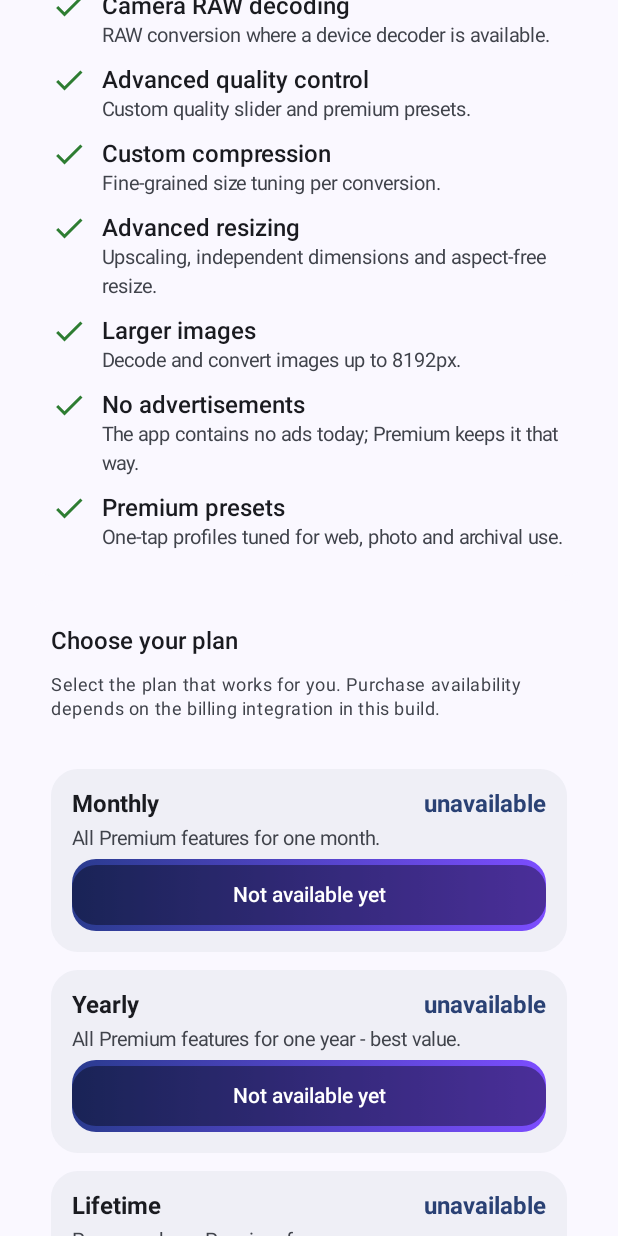
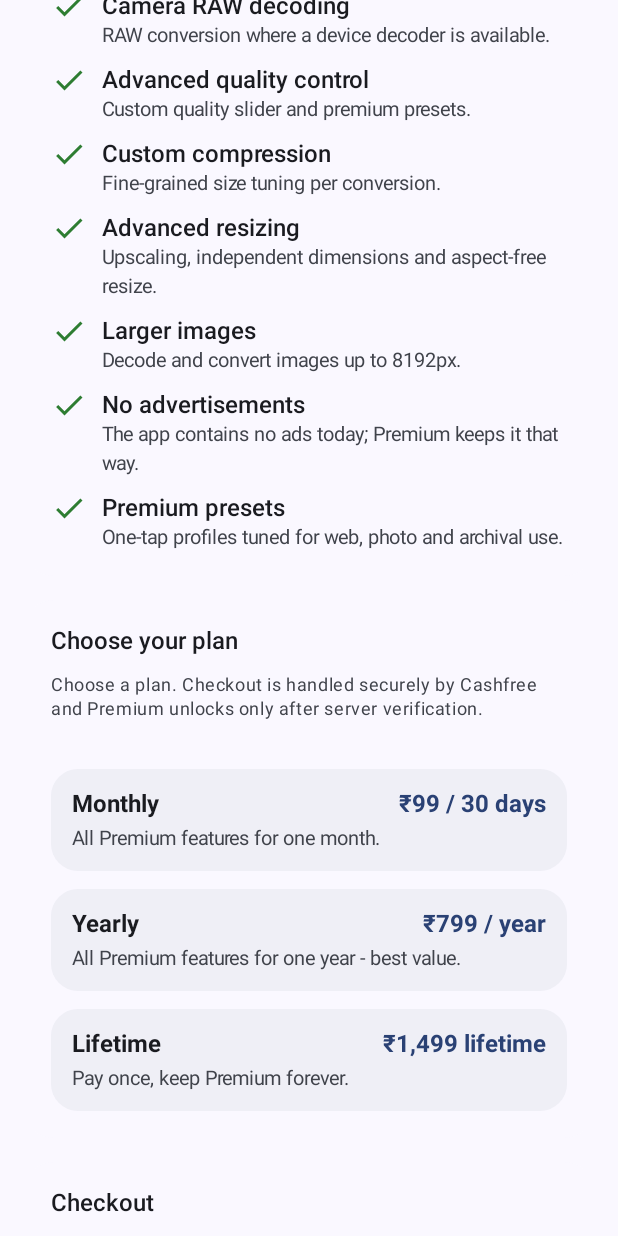
Before and after one commit to Rumpa20/ARNIT-ImageX, an Android app built with Jetpack Compose: the PremiumScreen screen opened through its navigation route, scrolled down 576 dp, on a phone screen of 412 x 824 dp. Run offline under Robolectric (Android 15) with nearby library versions, the phone set to English and light mode, and no system bars; our stand-ins replace Firebase (no records; nobody signed in at launch, a user with empty details on screens opened directly); 3 statements that could not run were skipped.

Commit message:
Improve Premium plans UI and clarify Cashfree checkout

```diff
--- a/app/src/main/java/com/arnit/imagex/ui/screens/PremiumScreen.kt
+++ b/app/src/main/java/com/arnit/imagex/ui/screens/PremiumScreen.kt
@@ -133,29 +133,29 @@ fun PremiumScreen(vm: AppViewModel, onBack: () -> Unit) {
 
             SectionCard(title = "Choose your plan") {
                 Text(
-                    "Select the plan that works for you. Purchase availability depends on the billing integration in this build.",
+                    "Choose a plan. Checkout is handled securely by Cashfree and Premium unlocks only after server verification.",
                     style = MaterialTheme.typography.bodySmall,
                     color = MaterialTheme.colorScheme.onSurfaceVariant
                 )
                 Spacer(Modifier.height(8.dp))
                 Column(verticalArrangement = Arrangement.spacedBy(12.dp)) {
                     billingState.products.forEach { product ->
+                        val price = when (product.plan) {
+                            PlanId.Monthly -> "₹99 / 30 days"
+                            PlanId.Yearly -> "₹799 / year"
+                            PlanId.Lifetime -> "₹1,499 lifetime"
+                            else -> product.priceText
+                        }
                         PlanCard(
                             planName = product.plan.displayName,
-                            priceText = product.priceText,
-                            description = product.description,
-                            enabled = billingState.testMode,
-                            onBuy = { vm.purchase(product.plan) }
+                            priceText = price,
+                            description = product.description
                         )
                     }
                 }
-                if (!billingState.testMode) {
-                    Spacer(Modifier.height(8.dp))
-                    WarningBanner("Real purchases are not enabled in this build. Purchase buttons remain disabled.")
-                }
             }
 
-            SectionCard(title = "Payment method") {
+            SectionCard(title = "Checkout") {
                 PremiumPaymentMethodSelector(
                     selected = selectedPayment,
                     onSelect = { selectedPayment = it },
@@ -238,7 +238,7 @@ private fun PremiumRow(title: String, description: String) {
 }
 
 @Composable
-private fun PlanCard(planName: String, priceText: String, description: String, enabled: Boolean, onBuy: () -> Unit) {
+private fun PlanCard(planName: String, priceText: String, description: String) {
     Card(
         modifier = Modifier.fillMaxWidth(),
         shape = RoundedCornerShape(18.dp),
@@ -250,7 +250,6 @@ private fun PlanCard(planName: String, priceText: String, description: String, e
                 Text(priceText, style = MaterialTheme.typography.titleMedium, color = MaterialTheme.colorScheme.primary, fontWeight = FontWeight.Bold)
             }
             Text(description, style = MaterialTheme.typography.bodyMedium, color = MaterialTheme.colorScheme.onSurfaceVariant)
-            GradientButton(text = if (enabled) "Try $planName (Test)" else "Not available yet", onClick = onBuy, enabled = enabled)
         }
     }
 }
```
